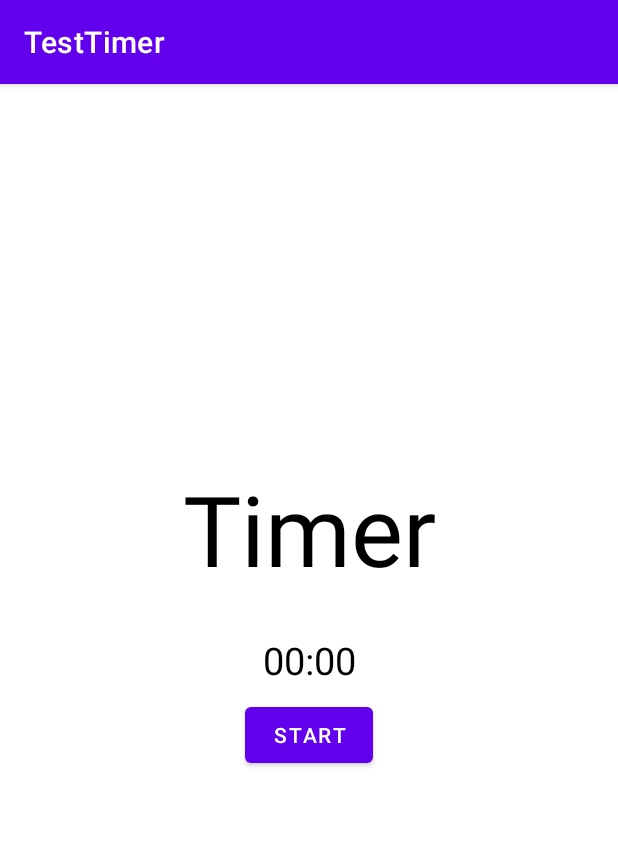
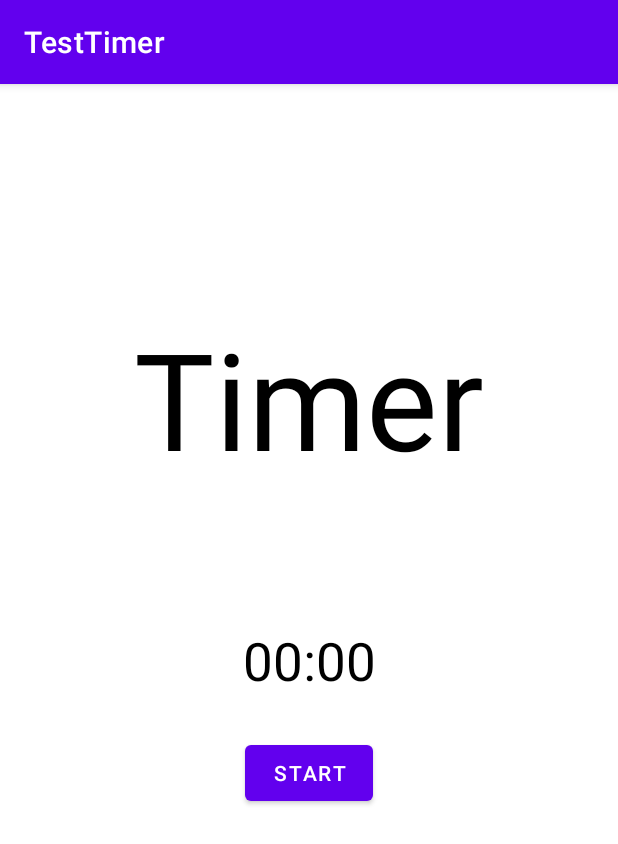
Before and after one commit to Som3on31/TestTimer, an Android app: the screen it shows after launch (MainActivity), on a phone screen of 412 x 824 dp. Shown: the top 844 px of the screen. Run offline under Robolectric (Android 15) with nearby library versions, the phone set to English and light mode, and no system bars.

Commit message:
Adjusted text and button placement

```diff
--- a/app/src/main/res/layout/activity_main.xml
+++ b/app/src/main/res/layout/activity_main.xml
@@ -10,7 +10,7 @@
         android:id="@+id/timer"
         android:layout_width="wrap_content"
         android:layout_height="wrap_content"
-        android:textSize="25sp"
+        android:textSize="35sp"
         android:text="@string/remainingtime"
         app:layout_constraintBottom_toBottomOf="parent"
         app:layout_constraintEnd_toEndOf="parent"
@@ -23,8 +23,8 @@
         android:layout_width="wrap_content"
         android:layout_height="wrap_content"
         android:text="@string/timer"
-        android:layout_marginTop="-175dp"
-        android:textSize="65sp"
+        android:layout_marginTop="-350dp"
+        android:textSize="90sp"
         app:layout_constraintBottom_toBottomOf="parent"
         app:layout_constraintEnd_toEndOf="parent"
         app:layout_constraintStart_toStartOf="parent"
@@ -36,7 +36,7 @@
         android:id="@+id/start_button"
         android:layout_width="85dp"
         android:layout_height="49dp"
-        android:layout_marginTop="100dp"
+        android:layout_marginTop="150dp"
         android:text="@string/start"
         app:layout_constraintBottom_toBottomOf="parent"
         app:layout_constraintEnd_toEndOf="parent"
```
